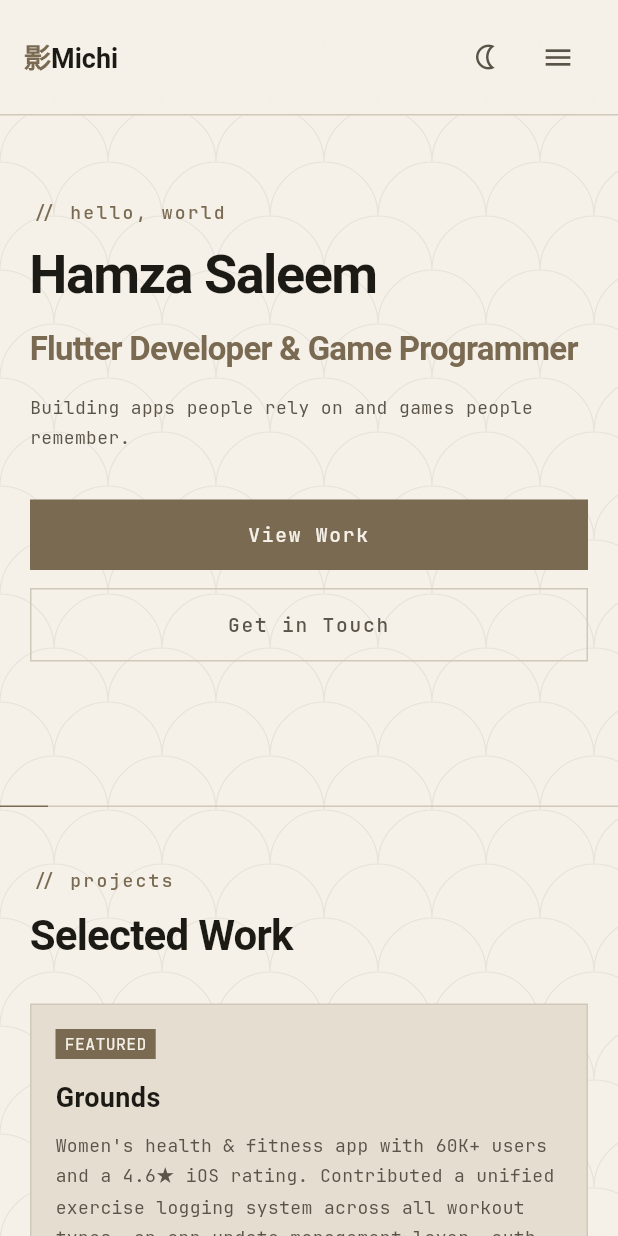
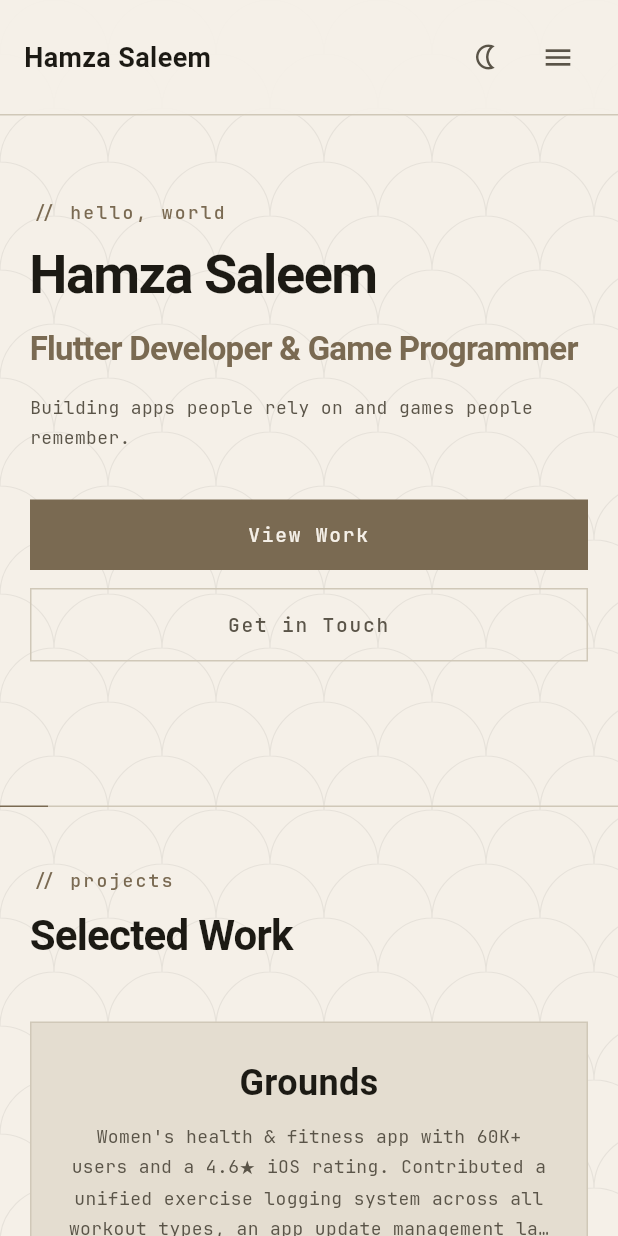
Before and after one commit to hamza-saleem/hamza-saleem.github.io, a Flutter app: the screen it shows after launch, after a tap on the "wb sunny" icon, on a phone screen of 412 x 824 dp. Run offline on Flutter 3.47's test engine with Material 3 defaults, Android fonts, the phone set to English and light mode, and no system bars; drawn by our look-alikes of flutter_animate; our stand-ins replace font_awesome_flutter, google_fonts; missing offline and left inert: dart:js_interop; Roboto replaces fonts that are missing (Noto Serif Jp).

Commit message:
Revamp projects layout, add live links & nav name
Add liveUrl entries for featured projects and comment out two older project entries. Replace the ProjectsSection GridView with a responsive layout that renders two-column rows on desktop and a single column on mobile. Redesign project cards: center title/description/tags, add truncated descriptions, new social-style buttons using FontAwesome for App Store/Steam/GitHub with contextual labels and hover styling, and replace the small icon link widget with a _SocialButton component. Also simplified card padding and updated the nav bar logo to display the plain name 'Hamza Saleem'.

```diff
--- a/lib/features/portfolio/data/portfolio_data.dart
+++ b/lib/features/portfolio/data/portfolio_data.dart
@@ -27,6 +27,7 @@ class PortfolioData {
           'Contributed a unified exercise logging system across all workout types, an app update management layer, '
           'auth module refactor, TDEE health integration, and resolved critical Sentry crash reports.',
       tags: ['Flutter', 'GetX', 'Firebase', 'RevenueCat', 'Sentry', 'Hive'],
+      liveUrl: 'https://apps.apple.com/us/app/grounds-fitness-app-for-women/id6450262705',
       featured: true,
     ),
     ProjectModel(
@@ -35,24 +36,25 @@ class PortfolioData {
           'First-person psychological horror game with exploration, puzzle-solving, and dynamic greed mechanics. '
           'Built a checkpoint-based save system for player progression. Launching on Steam in 2027.',
       tags: ['Unreal Engine 5', 'C++', 'Blueprints'],
+      liveUrl: 'https://store.steampowered.com/app/4158810/Shadow_Hills_Manor/',
       featured: true,
     ),
-    ProjectModel(
-      title: 'Instagram Clone',
-      description:
-          'Full-featured social media app with feed, likes, image upload, user profiles, and search. '
-          'Built end-to-end during internship as a deep-dive into Flutter and Firebase.',
-      tags: ['Flutter', 'Firebase Auth', 'Firestore', 'Firebase Storage'],
-      featured: false,
-    ),
-    ProjectModel(
-      title: 'MindSling',
-      description:
-          'Online school platform with real-time class features, login flows, and Firebase integration. '
-          'Focused on mobile UI, REST API integration, and reusable component architecture.',
-      tags: ['Flutter', 'Firebase Auth', 'Firestore', 'REST APIs'],
-      featured: false,
-    ),
+    // ProjectModel(
+    //   title: 'Instagram Clone',
+    //   description:
+    //       'Full-featured social media app with feed, likes, image upload, user profiles, and search. '
+    //       'Built end-to-end during internship as a deep-dive into Flutter and Firebase.',
+    //   tags: ['Flutter', 'Firebase Auth', 'Firestore', 'Firebase Storage'],
+    //   featured: false,
+    // ),
+    // ProjectModel(
+    //   title: 'MindSling',
+    //   description:
+    //       'Online school platform with real-time class features, login flows, and Firebase integration. '
+    //       'Focused on mobile UI, REST API integration, and reusable component architecture.',
+    //   tags: ['Flutter', 'Firebase Auth', 'Firestore', 'REST APIs'],
+    //   featured: false,
+    // ),
   ];
 
   static const Map<String, List<String>> skills = {
--- a/lib/features/portfolio/presentation/sections/projects_section.dart
+++ b/lib/features/portfolio/presentation/sections/projects_section.dart
@@ -1,4 +1,5 @@
 import 'package:flutter/material.dart';
+import 'package:font_awesome_flutter/font_awesome_flutter.dart';
 import '../../../../core/theme/app_text_styles.dart';
 import '../../../../core/theme/app_theme.dart';
 import '../../../../core/utils/responsive.dart';
@@ -33,19 +34,49 @@ class ProjectsSection extends StatelessWidget {
               style:
                   AppTextStyles.heading1(context.textPrimary, fontSize: h1Size),
             ),
-            SizedBox(height: context.responsive(mobile: 28.0, desktop: 40.0)),
-            GridView.builder(
-              shrinkWrap: true,
-              physics: const NeverScrollableScrollPhysics(),
-              itemCount: PortfolioData.projects.length,
-              gridDelegate: SliverGridDelegateWithFixedCrossAxisCount(
-                crossAxisCount: context.isMobile ? 1 : 2,
-                crossAxisSpacing: 20,
-                mainAxisSpacing: 20,
-                mainAxisExtent: context.responsive(mobile: 260.0, desktop: 300.0),
+            const SizedBox(height: 40),
+            LayoutBuilder(
+              builder: (context, constraints) {
+                final useGrid = !context.isMobile;
+                const gap = 20.0;
+                final projects = PortfolioData.projects;
+
+                if (useGrid) {
+                  final rows = <Widget>[];
+                  for (var i = 0; i < projects.length; i += 2) {
+                    final hasSecond = i + 1 < projects.length;
+                    rows.add(
+                      IntrinsicHeight(
+                        child: Row(
+                          crossAxisAlignment: CrossAxisAlignment.stretch,
+                          children: [
+                            Expanded(child: _ProjectCard(project: projects[i])),
+                            if (hasSecond) ...[
+                              const SizedBox(width: gap),
+                              Expanded(
+                                  child: _ProjectCard(project: projects[i + 1])),
+                            ] else
+                              const Expanded(child: SizedBox()),
+                          ],
                         ),
-              itemBuilder: (context, index) =>
-                  _ProjectCard(project: PortfolioData.projects[index]),
+                      ),
+                    );
+                    if (i + 2 < projects.length) {
+                      rows.add(const SizedBox(height: gap));
+                    }
+                  }
+                  return Column(children: rows);
+                }
+
+                return Column(
+                  children: projects
+                      .map((p) => Padding(
+                            padding: const EdgeInsets.only(bottom: 20),
+                            child: _ProjectCard(project: p),
+                          ))
+                      .toList(),
+                );
+              },
             ),
           ],
         ),
@@ -62,14 +93,19 @@ class _ProjectCard extends StatelessWidget {
   @override
   Widget build(BuildContext context) {
     final p = project;
-    final cardPad = context.responsive(mobile: 16.0, desktop: 28.0);
-    final h2Size = context.responsive<double>(mobile: 18, desktop: 22);
+
+    String _getButtonLabel(String url) {
+      if (url.contains('apps.apple.com')) return 'View on App Store';
+      if (url.contains('steampowered.com')) return 'View on Steam';
+      if (url.contains('github.com')) return 'View on GitHub';
+      return 'View Project';
+    }
 
     return HoverBuilder(
       builder: (context, hovered) => AnimatedContainer(
         duration: const Duration(milliseconds: 200),
         width: double.infinity,
-        padding: EdgeInsets.all(cardPad),
+        padding: const EdgeInsets.all(24),
         decoration: BoxDecoration(
           color: context.cardColor,
           border: Border.all(
@@ -80,50 +116,55 @@ class _ProjectCard extends StatelessWidget {
         child: Column(
           crossAxisAlignment: CrossAxisAlignment.start,
           children: [
-            Row(
-              children: [
-                if (p.featured)
-                  Container(
-                    margin: const EdgeInsets.only(right: 8),
-                    padding:
-                        const EdgeInsets.symmetric(horizontal: 6, vertical: 2),
-                    color: context.accent,
+            Center(
               child: Text(
-                      'FEATURED',
-                      style: AppTextStyles.caption(context.accentForeground),
+                p.title,
+                textAlign: TextAlign.center,
+                style: AppTextStyles.heading2(context.textPrimary),
               ),
             ),
-                const Spacer(),
+            const SizedBox(height: 10),
+            Center(
+              child: Text(
+                p.description,
+                textAlign: TextAlign.center,
+                style: AppTextStyles.body(context.textSecondary),
+                overflow: TextOverflow.ellipsis,
+                maxLines: 4,
+              ),
+            ),
+            const SizedBox(height: 16),
+            Center(
+              child: Wrap(
+                spacing: 8,
+                runSpacing: 8,
+                alignment: WrapAlignment.center,
+                children: p.tags.map((t) => _Tag(label: t)).toList(),
+              ),
+            ),
+            const SizedBox(height: 16),
+            Center(
+              child: Wrap(
+                spacing: 12,
+                runSpacing: 12,
+                alignment: WrapAlignment.center,
+                children: [
+                  if (p.liveUrl != null)
+                    _SocialButton(
+                      icon: p.liveUrl!.contains('apps.apple.com')
+                          ? FontAwesomeIcons.apple
+                          : FontAwesomeIcons.steam,
+                      label: _getButtonLabel(p.liveUrl!),
+                      onTap: () => launchSafely(p.liveUrl!),
+                    ),
                   if (p.githubUrl != null)
-                  _IconLink(
-                    icon: Icons.code,
-                    tooltip: 'GitHub',
+                    _SocialButton(
+                      icon: FontAwesomeIcons.github,
+                      label: 'GitHub',
                       onTap: () => launchSafely(p.githubUrl!),
                     ),
-                if (p.liveUrl != null) ...[
-                  const SizedBox(width: 8),
-                  _IconLink(
-                    icon: Icons.open_in_new,
-                    tooltip: 'Live',
-                    onTap: () => launchSafely(p.liveUrl!),
-                  ),
-                ],
                 ],
               ),
-            const SizedBox(height: 14),
-            Text(
-              p.title,
-              style:
-                  AppTextStyles.heading2(context.textPrimary, fontSize: h2Size),
-            ),
-            const SizedBox(height: 10),
-            Text(p.description,
-                style: AppTextStyles.body(context.textSecondary)),
-            const SizedBox(height: 16),
-            Wrap(
-              spacing: 8,
-              runSpacing: 8,
-              children: p.tags.map((t) => _Tag(label: t)).toList(),
             ),
           ],
         ),
@@ -132,14 +173,14 @@ class _ProjectCard extends StatelessWidget {
   }
 }
 
-class _IconLink extends StatelessWidget {
+class _SocialButton extends StatelessWidget {
   final IconData icon;
-  final String tooltip;
+  final String label;
   final VoidCallback onTap;
 
-  const _IconLink({
+  const _SocialButton({
     required this.icon,
-    required this.tooltip,
+    required this.label,
     required this.onTap,
   });
 
@@ -147,14 +188,35 @@ class _IconLink extends StatelessWidget {
   Widget build(BuildContext context) {
     return HoverBuilder(
       cursor: SystemMouseCursors.click,
-      builder: (context, hovered) => Tooltip(
-        message: tooltip,
-        child: GestureDetector(
+      builder: (context, hovered) => GestureDetector(
         onTap: onTap,
-          child: Icon(
+        child: AnimatedContainer(
+          duration: const Duration(milliseconds: 200),
+          padding: const EdgeInsets.symmetric(horizontal: 12, vertical: 8),
+          decoration: BoxDecoration(
+            border: Border.all(
+              color: hovered ? context.accent : context.ruleColor,
+              width: 1.5,
+            ),
+            borderRadius: BorderRadius.circular(6),
+            color: hovered ? context.accent.withOpacity(0.1) : Colors.transparent,
+          ),
+          child: Row(
+            mainAxisSize: MainAxisSize.min,
+            spacing: 6,
+            children: [
+              FaIcon(
                 icon,
-            size: 18,
+                size: 14,
                 color: hovered ? context.accent : context.textSecondary,
+              ),
+              Text(
+                label,
+                style: AppTextStyles.caption(
+                  hovered ? context.accent : context.textSecondary,
+                ),
+              ),
+            ],
           ),
         ),
       ),
--- a/lib/features/portfolio/presentation/widgets/nav_bar.dart
+++ b/lib/features/portfolio/presentation/widgets/nav_bar.dart
@@ -34,28 +34,17 @@ class NavBar extends StatelessWidget {
         padding: EdgeInsets.symmetric(horizontal: hPad, vertical: 14),
         child: Row(
           children: [
-            // Logo
+            // Logo - Name
             GestureDetector(
               onTap: () => scrollController.animateTo(
                 0,
                 duration: const Duration(milliseconds: 600),
                 curve: Curves.easeInOut,
               ),
-              child: RichText(
-                text: TextSpan(
-                  children: [
-                    TextSpan(
-                      text: '影',
-                      style: AppTextStyles.heading2(context.accent,
-                          fontSize: logoSize),
-                    ),
-                    TextSpan(
-                      text: 'Michi',
-                      style: AppTextStyles.heading2(context.textPrimary,
-                          fontSize: logoSize),
-                    ),
-                  ],
-                ),
+              child: Text(
+                'Hamza Saleem',
+                style: AppTextStyles.heading2(context.textPrimary,
+                    fontSize: logoSize),
               ),
             ),
             const Spacer(),
```
Lines whose indentation alone changed are shown as unchanged.
